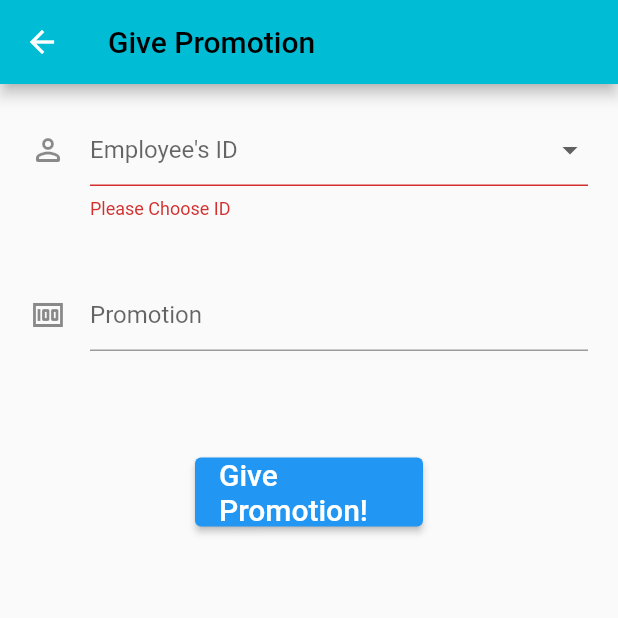
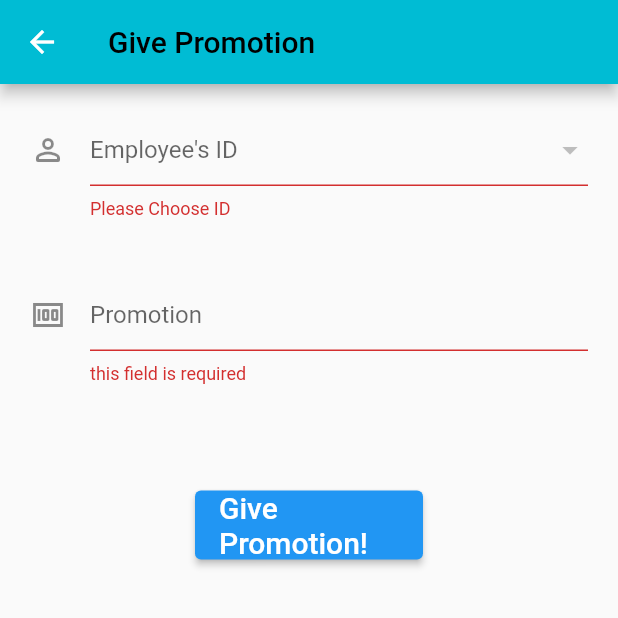
Before and after one commit to Ahmed-ata112/Museum_APP, a Flutter app: the GivePromo screen opened directly, after a tap on "Give Promotion!", on a phone screen of 412 x 824 dp, the top half of it. Run offline on Flutter 3.47's test engine with Material 2 defaults, Android fonts, the phone set to English and light mode, and no system bars; our stand-ins replace date_time_picker, flutter_lorem, flutter_rating_bar, flutter_spinkit, getwidget; accounts and stored records are empty; network calls fail.

Commit message:
خلاص

```diff
--- a/Main_Program/lib/Accountant/GivePromotion.dart
+++ b/Main_Program/lib/Accountant/GivePromotion.dart
@@ -15,12 +15,12 @@ class GivePromoState extends State<GivePromo> {
     'ID': null,
     'Promotion': null,
   };
-  List<int> IDs = [1];
+  List<int> IDs = [];
 
   final _formKey = GlobalKey<FormState>();
   String error = "";
-  Widget buildIDField()
-  {
+
+  Widget buildIDField() {
     return Padding(padding: const EdgeInsets.all(20),
       child: DropdownButtonFormField(
         decoration: const InputDecoration(
@@ -38,14 +38,15 @@ class GivePromoState extends State<GivePromo> {
             FormData["ID"] = val;
           });
         },
-        validator: (val) => (val == null)
+        validator: (val) =>
+        (val == null)
             ? "Please Choose ID"
             : null,
       ),
     );
   }
-  Widget buildPromotionField()
-  {
+
+  Widget buildPromotionField() {
     return Padding(padding: const EdgeInsets.all(20),
       child: TextFormField(
         decoration: const InputDecoration(
@@ -56,9 +57,25 @@ class GivePromoState extends State<GivePromo> {
         onChanged: (val) {
           setState(() => FormData['Promotion'] = val);
         },
+          validator: (val) {
+            if (val == null || val.isEmpty) {
+              return 'this field is required';
+            }}
       ),
     );
   }
+
+  void initState() {
+    super.initState();
+    Controller.getAllEmployeesIDs().then((ReturnedList) {
+      setState(() {
+        for (var row in ReturnedList) {
+          print(row['ID']);
+          IDs.add(row['ID']);
+        }
+        setState(() {});
+      });
+    });}
     @override
     Widget build(BuildContext context) {
       return Scaffold(
@@ -110,7 +127,7 @@ class GivePromoState extends State<GivePromo> {
                                   (Route<dynamic> route) => false);
                         }
                       }
-          }), ),
+                    }),),
               Text(
                 error,
                 style: TextStyle(
@@ -124,5 +141,4 @@ class GivePromoState extends State<GivePromo> {
           ),
         ),
       );
-  }
-}
+    }}
--- a/Main_Program/lib/data_holders.dart
+++ b/Main_Program/lib/data_holders.dart
@@ -35,3 +35,19 @@ class Staff{
   this.department_num,
   this.staff_username){}
 }
+class article{
+  int ID;
+  String state_;
+  String content;
+  int likes;
+  int views_;
+  String header;
+  article(
+      this.ID,
+      this.state_,
+      this.content,
+      this.likes,
+      this.views_,
+      this.header,
+      ){}
+}
--- a/Main_Program/lib/main.dart
+++ b/Main_Program/lib/main.dart
@@ -1,6 +1,8 @@
 import 'package:flutter/material.dart';
 import 'package:main_program/Accountant/AccountantHome.dart';
+import 'package:main_program/Accountant/GivePromotion.dart';
 import 'package:main_program/Accountant/SouventirSale.dart';
+import 'package:main_program/PR/available_articles.dart';
 import 'package:main_program/general_pages/Accountant/InsertNewEmployee.dart';
 //import 'Accountant/AccountantHome.dart';
 import 'Researcher/researcher_home.dart';
@@ -11,6 +13,7 @@ import 'general_pages/login_page.dart';
 import 'member_view/member_home.dart';
 import 'api.dart';
 import 'package:intl/intl.dart';
+import 'package:main_program/PR/Add event.dart';
 
 void try_login() async {
   //String query = 'insert into myusers values("sdsd","hiii");';
@@ -63,7 +66,7 @@ class MyApp extends StatelessWidget {
     return MaterialApp(
       initialRoute: '/login_page',
       routes: {
-        '/login_page': (context) => const accHome(),
+        '/login_page': (context) => const available_articles(),
         '/loading_after_login': (context) => const loading_after_login(),
         '/member_home': (context) => const member_home(),
         //'/accountant_home': (context) => AccountantHome(),
```
Also changed, not shown: Main_Program/lib/PR/Add event.dart (+23 -2 lines), Main_Program/lib/PR/Add tour.dart (+14 -2 lines), Main_Program/lib/PR/articleRead_pr.dart (+12 -11 lines), Main_Program/lib/PR/available_articles.dart (+25 -20 lines), Main_Program/lib/PR/publish_article.dart (+25 -9 lines), Main_Program/lib/controller.dart (+13 -8 lines). Lines whose indentation alone changed are shown as unchanged.
